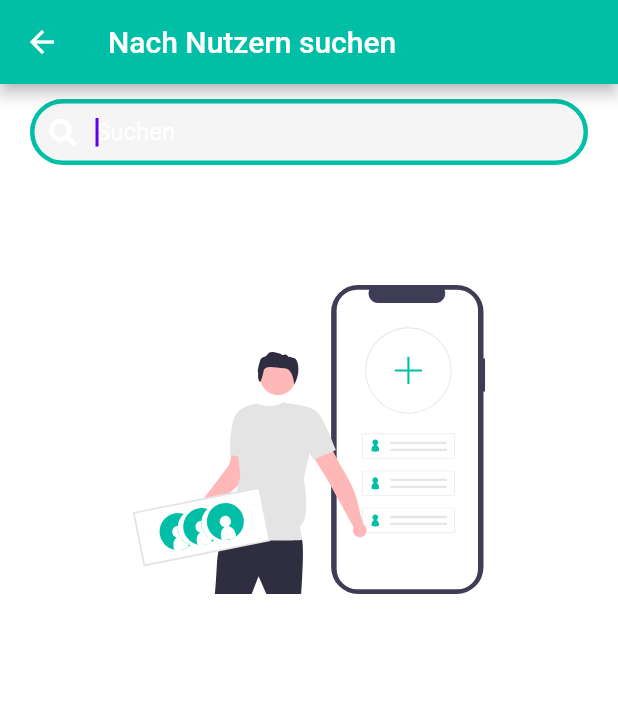
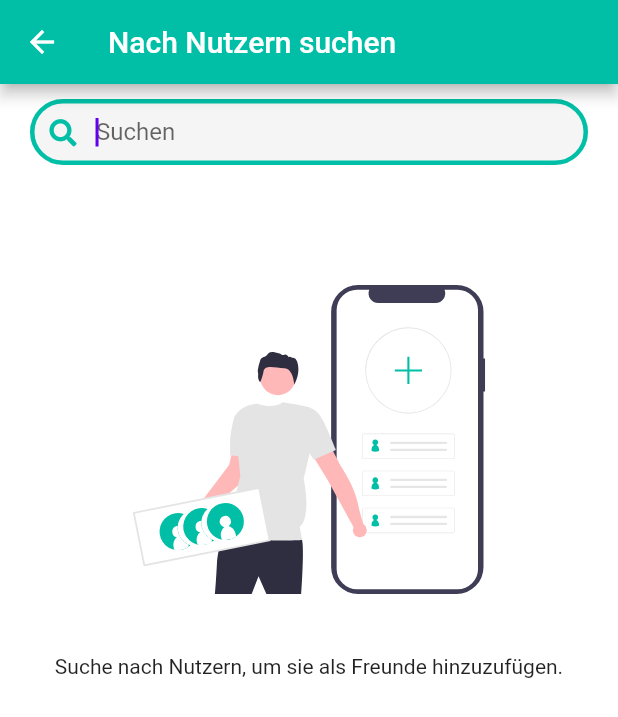
Before and after one commit to SirSimon04/you2me, a Flutter app: the FriendsSearchPage screen opened directly, on a phone screen of 412 x 824 dp. Shown: the top 717 px of the screen. Run offline on Flutter 3.47's test engine with Material 2 defaults, Android fonts, the phone set to English and light mode, and no system bars; our stand-ins replace badges, bubble, cached_network_image, cloud_firestore, device_preview, firebase_auth and 15 more; missing offline and left inert: adaptive_action_sheet, clipboard, cupertino_list_tile, platform_list_tile, time_ago_provider; accounts and stored records are empty.

Commit message:
PlaceHolder change in friends_searchpage.dart

```diff
--- a/lib/screens/friends/components/friends_searchpage.dart
+++ b/lib/screens/friends/components/friends_searchpage.dart
@@ -70,13 +70,10 @@ class _FriendsSearchPageState extends State<FriendsSearchPage> {
                         ),
                       ),
                       hintText: "Suchen",
-                      hintStyle: TextStyle(
-                        color: Colors.white,
-                      ),
                       filled: true,
                       prefixIcon: Icon(
                         FontAwesomeIcons.search,
-                        color: Colors.white,
+                        color: kPrimaryColor,
                       ),
                       prefixIconConstraints:
                           BoxConstraints(minWidth: 44, minHeight: 44),
@@ -119,6 +116,10 @@ class _FriendsSearchPageState extends State<FriendsSearchPage> {
                                         0.25,
                                   ),
                                 ),
+                                Text(
+                                  "Suche nach Nutzern, um sie als Freunde hinzuzufügen.",
+                                  textAlign: TextAlign.center,
+                                )
                               ],
                             ),
                           );
```
